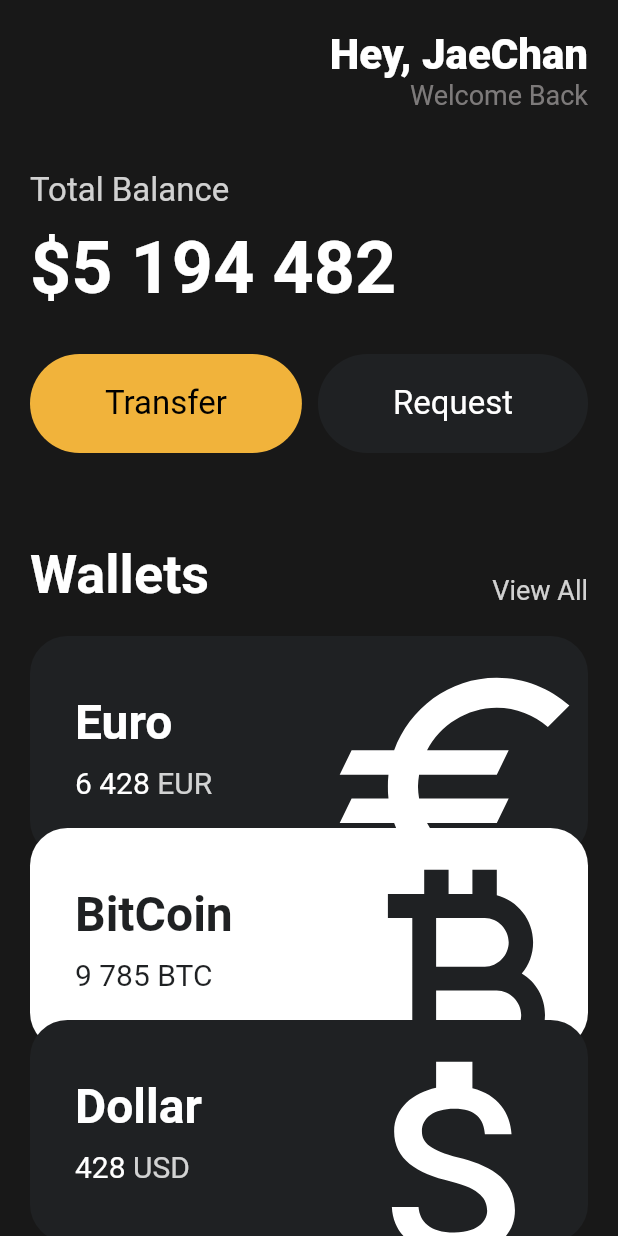
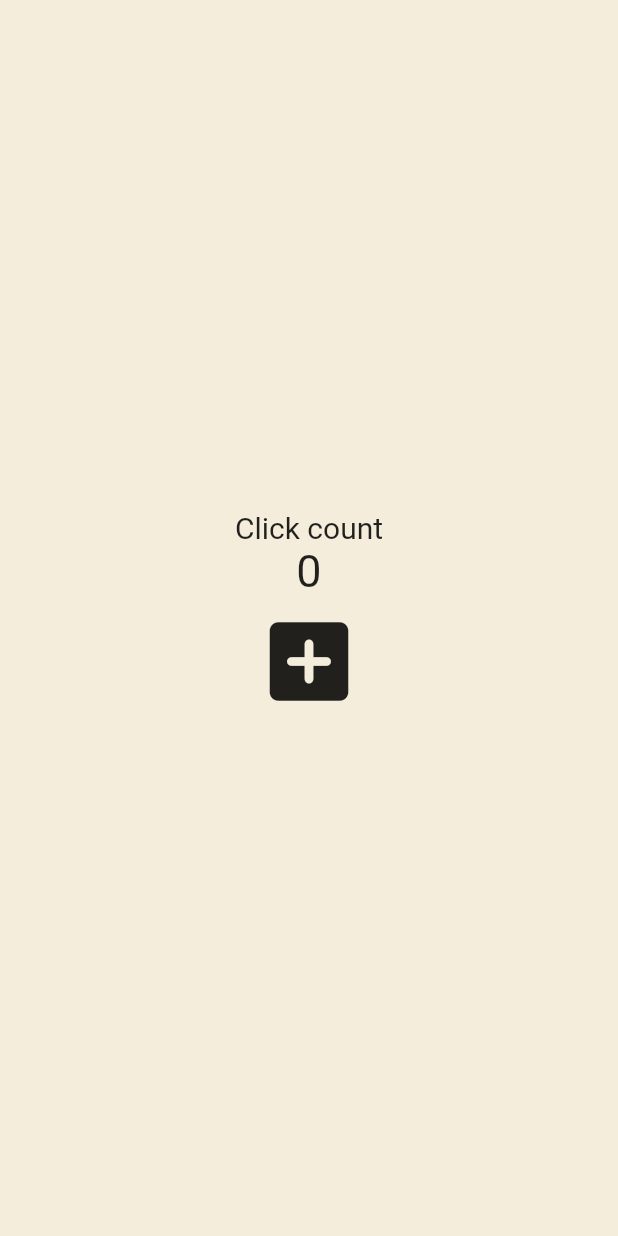
Before and after one commit to FrenchRuin/DPJ, a Flutter app: the screen it shows after launch, on a phone screen of 412 x 824 dp. Run offline on Flutter 3.47's test engine with Material 2 defaults, Android fonts, the phone set to English and light mode, and no system bars.

Commit message:
app_2 start

```diff
--- a/lib/main.dart
+++ b/lib/main.dart
@@ -1,148 +1,57 @@
 import 'package:flutter/material.dart';
-import 'package:toonflix/widgets/button.dart';
-import 'package:toonflix/widgets/currency_card.dart';
 
 void main() {
   runApp(const App());
 }
 
-class App extends StatelessWidget {
+class App extends StatefulWidget {
   const App({super.key});
+
+  @override
+  State<App> createState() => _AppState();
+}
+
+class _AppState extends State<App> {
+  int counter = 0;
+
+  void onClicked() {
+    setState(() {
+      counter++;
+    });
+  }
 
   @override
   Widget build(BuildContext context) {
     return MaterialApp(
-        home: Scaffold(
-      backgroundColor: const Color(0xFF181818),
-      body: SingleChildScrollView(
-        child: Padding(
-          padding: const EdgeInsets.symmetric(
-            horizontal: 20,
-          ),
+      home: Scaffold(
+        backgroundColor: const Color(0xFFF4EDDB),
+        body: Center(
           child: Column(
-            crossAxisAlignment: CrossAxisAlignment.start,
+            mainAxisAlignment: MainAxisAlignment.center,
             children: [
-              const SizedBox(
-                height: 20,
-              ),
-              Row(
-                mainAxisAlignment: MainAxisAlignment.end,
-                children: [
-                  Column(
-                    crossAxisAlignment: CrossAxisAlignment.end,
-                    children: [
-                      const Text(
-                        "Hey, JaeChan",
-                        style: TextStyle(
-                          color: Colors.white,
-                          fontSize: 28,
-                          fontWeight: FontWeight.w800,
-                        ),
-                      ),
-                      Text(
-                        "Welcome Back",
-                        style: TextStyle(
-                          color: const Color.fromARGB(255, 168, 164, 164)
-                              .withOpacity(0.7),
-                          fontSize: 18,
-                        ),
-                      ),
-                    ],
-                  )
-                ],
-              ),
-              const SizedBox(
-                height: 40,
+              const Text(
+                "Click count",
+                style: TextStyle(
+                  fontSize: 20,
+                ),
               ),
               Text(
-                "Total Balance",
-                style: TextStyle(
-                  color: Colors.white.withOpacity(0.8),
-                  fontSize: 22,
+                '$counter',
+                style: const TextStyle(
+                  fontSize: 30,
                 ),
               ),
-              const SizedBox(
-                height: 10,
-              ),
-              const Text(
-                "\$5 194 482",
-                style: TextStyle(
-                  color: Colors.white,
-                  fontSize: 48,
-                  fontWeight: FontWeight.w600,
+              IconButton(
+                iconSize: 70,
+                onPressed: onClicked,
+                icon: const Icon(
+                  Icons.add_box_rounded,
                 ),
-              ),
-              const SizedBox(
-                height: 30,
-              ),
-              const Row(
-                mainAxisAlignment: MainAxisAlignment.spaceBetween,
-                children: [
-                  Button(
-                      text: "Transfer",
-                      bgColor: Color(0xFFF1B33B),
-                      textColor: Colors.black),
-                  Button(
-                      text: "Request",
-                      bgColor: Color(0xFF1F2123),
-                      textColor: Colors.white)
-                ],
-              ),
-              const SizedBox(
-                height: 60,
-              ),
-              Row(
-                crossAxisAlignment: CrossAxisAlignment.end,
-                mainAxisAlignment: MainAxisAlignment.spaceBetween,
-                children: [
-                  const Text(
-                    "Wallets",
-                    style: TextStyle(
-                      color: Colors.white,
-                      fontSize: 36,
-                      fontWeight: FontWeight.w600,
-                    ),
-                  ),
-                  Text(
-                    "View All",
-                    style: TextStyle(
-                      color: Colors.white.withOpacity(0.8),
-                      fontSize: 18,
-                    ),
-                  ),
-                ],
-              ),
-              const SizedBox(
-                height: 20,
-              ),
-              const CurrencyCard(
-                name: "Euro",
-                code: "EUR",
-                amount: "6 428",
-                icon: Icons.euro_outlined,
-                isInverted: false,
-                dy: 0,
-              ),
-              const CurrencyCard(
-                name: "BitCoin",
-                code: "BTC",
-                amount: "9 785",
-                icon: Icons.currency_bitcoin,
-                isInverted: true,
-                dy: -20,
-              ),
-              const CurrencyCard(
-                name: "Dollar",
-                code: "USD",
-                amount: "428",
-                icon: Icons.attach_money,
-                isInverted: false,
-                dy: -40,
               ),
             ],
           ),
         ),
       ),
-    ));
+    );
   }
 }
```
